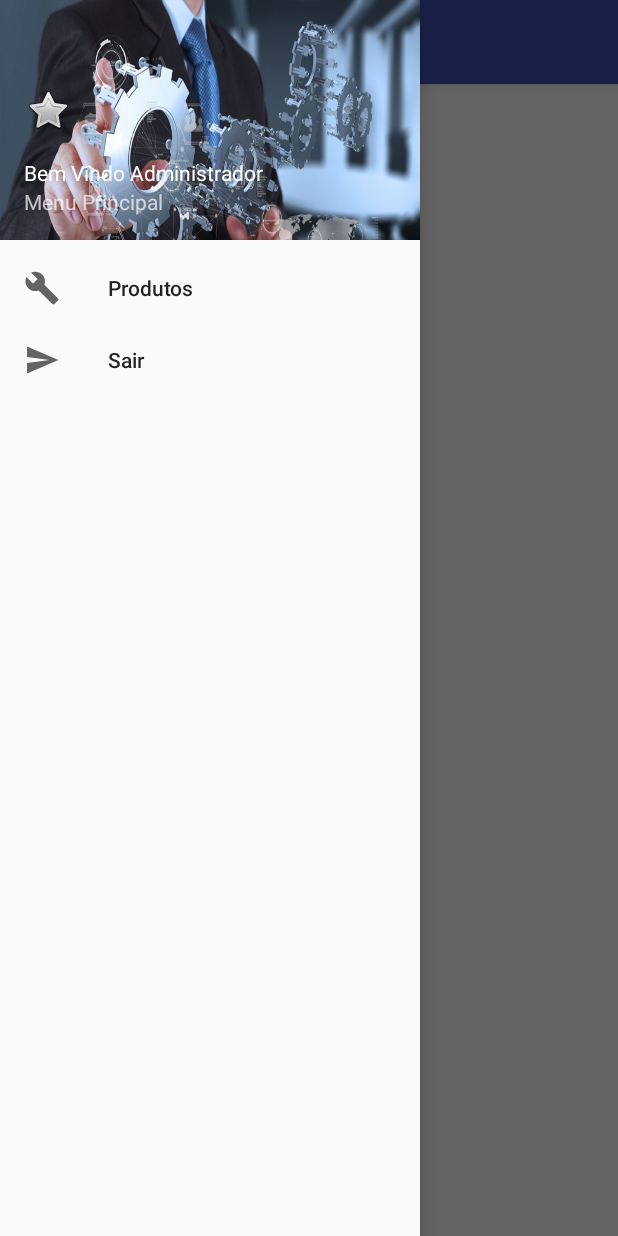
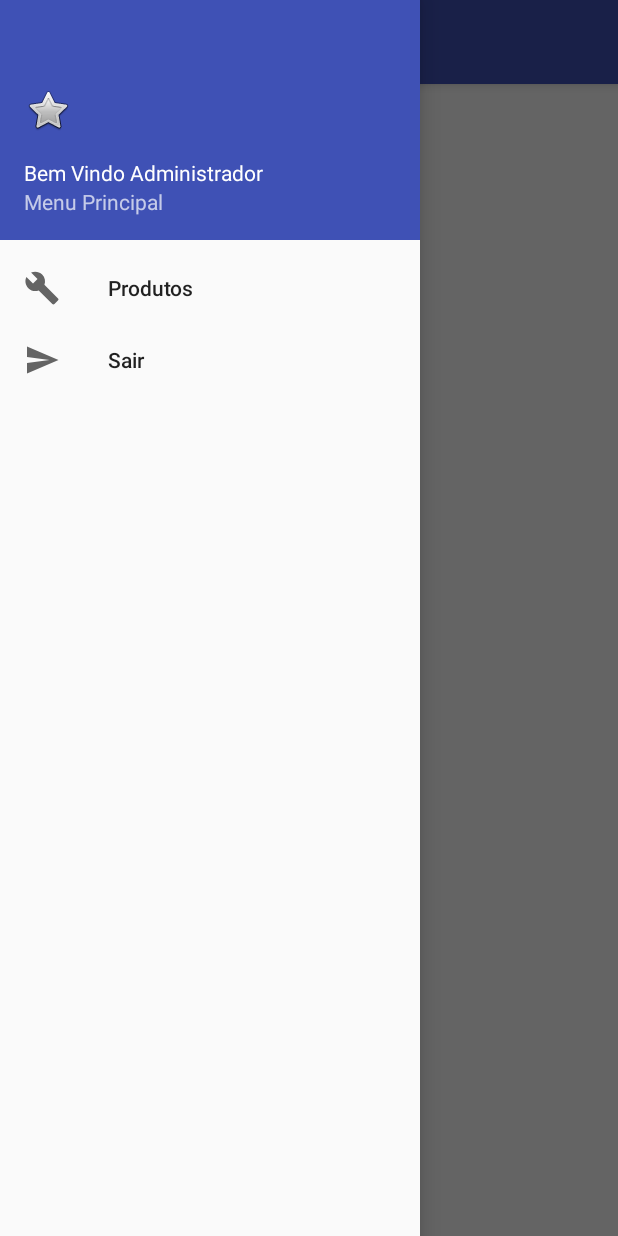
Before and after one commit to andersonseibert/TrabalhoSemestral, an Android app: the MenuActivity screen opened directly, with no data from a screen before it, with the side drawer open, on a phone screen of 412 x 824 dp. Run offline under Robolectric (Android 15) with nearby library versions, the phone set to English and light mode, and no system bars.

Commit message:
No Commit Message

```diff
--- a/app/src/main/res/layout/header_menu.xml
+++ b/app/src/main/res/layout/header_menu.xml
@@ -3,7 +3,7 @@
     xmlns:app="http://schemas.android.com/apk/res-auto"
     android:layout_width="match_parent"
     android:layout_height="160dp"
-    android:background="@drawable/fundo_large"
+    android:background="@color/colorPrimary"
     android:gravity="bottom"
     android:orientation="vertical"
     android:paddingBottom="16dp"
```
